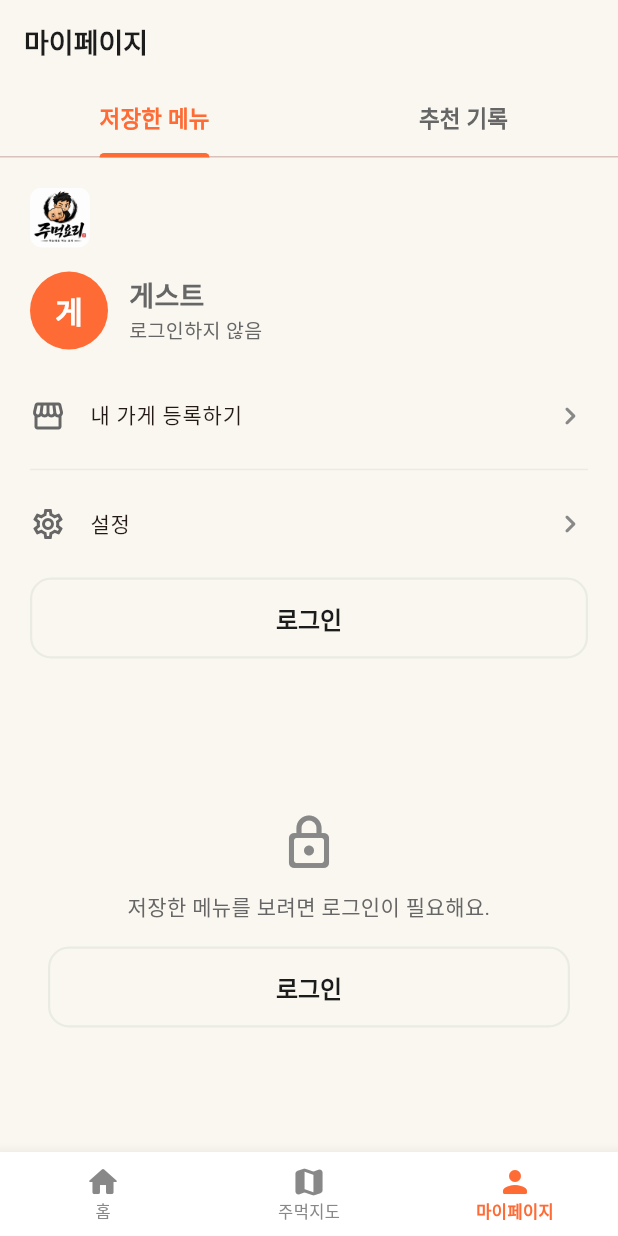
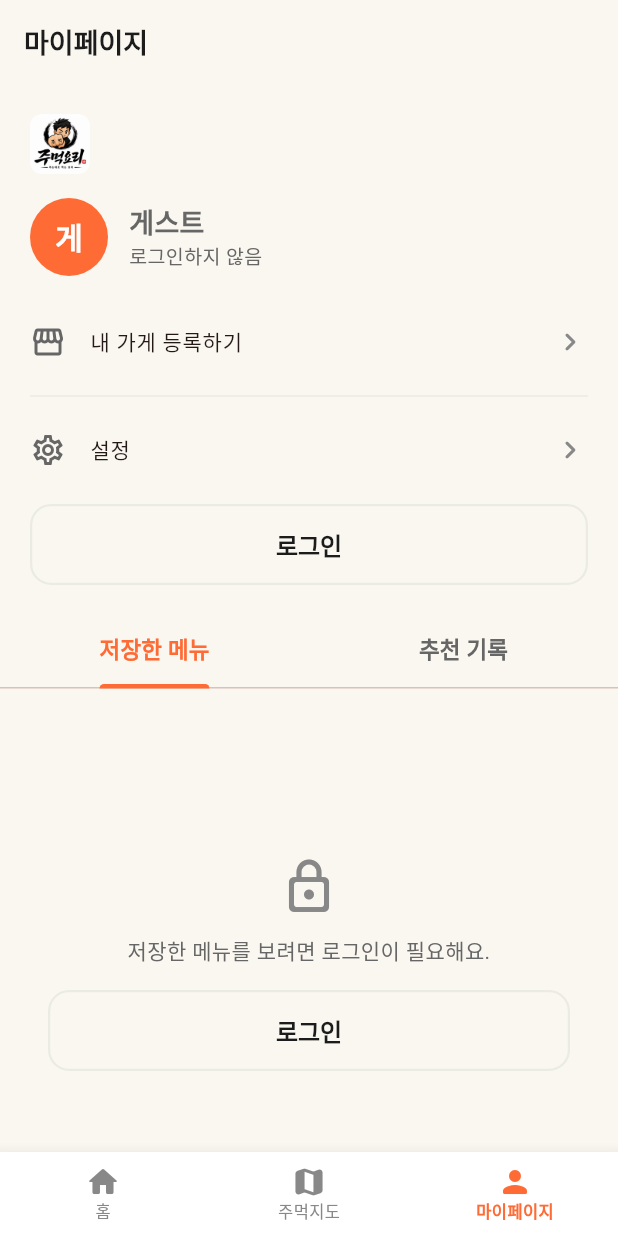
Before and after one commit to Areum-dev/jumeok-yori, a Flutter app: the screen it shows after launch, item 3 of the bottom bar chosen, on a phone screen of 412 x 824 dp. Run offline on Flutter 3.47's test engine with Material 3 defaults, Android fonts, the phone set to English and light mode, and no system bars; our stand-ins replace flutter_dotenv, geolocator, image_picker, share_plus, shared_preferences, supabase_flutter; missing offline and left inert: flutter_naver_map; accounts and stored records are empty.

Commit message:
Improve saved menu and recommendation history layout

```diff
--- a/jumeok_yori/lib/screens/my_page_screen.dart
+++ b/jumeok_yori/lib/screens/my_page_screen.dart
@@ -43,33 +43,32 @@ class _MyPageScreenState extends State<MyPageScreen> {
       length: 2,
       child: Scaffold(
         backgroundColor: AppColors.ivory,
-        appBar: AppBar(
-          title: const Text('마이페이지'),
-          bottom: const TabBar(
+        body: NestedScrollView(
+          headerSliverBuilder: (context, innerBoxIsScrolled) => [
+            const SliverAppBar(pinned: true, title: Text('마이페이지')),
+            SliverToBoxAdapter(child: _profileHeader(context, state)),
+            SliverPersistentHeader(
+              pinned: true,
+              delegate: _TabBarHeaderDelegate(
+                const TabBar(
                   labelColor: AppColors.orange,
                   unselectedLabelColor: AppColors.textGray,
                   indicatorColor: AppColors.orange,
                   indicatorWeight: 3,
-            labelStyle: TextStyle(fontSize: 15, fontWeight: FontWeight.w800),
+                  labelStyle: TextStyle(
+                    fontSize: 15,
+                    fontWeight: FontWeight.w800,
+                  ),
                   tabs: [
                     Tab(text: '저장한 메뉴'),
                     Tab(text: '추천 기록'),
                   ],
                 ),
               ),
-        body: SafeArea(
-          child: Column(
-            children: [
-              _profileHeader(context, state),
-              Expanded(
-                child: TabBarView(
-                  children: [
-                    _savedTab(context, state),
-                    _historyTab(context, state),
-                  ],
-                ),
             ),
           ],
+          body: TabBarView(
+            children: [_savedTab(context, state), _historyTab(context, state)],
           ),
         ),
       ),
@@ -82,12 +81,19 @@ class _MyPageScreenState extends State<MyPageScreen> {
       return _loginPrompt(context, '저장한 메뉴를 보려면 로그인이 필요해요.');
     }
     if (state.savedLoading && state.savedItems.isEmpty) {
-      return const Center(child: CircularProgressIndicator());
+      return _scrollableLoading();
+    }
+    if (state.savedLoadError != null && state.savedItems.isEmpty) {
+      return _loadError(
+        context,
+        state.savedLoadError!,
+        () => context.read<AppState>().loadSaved(),
+      );
     }
     return _entryList(
       context,
       items: state.savedItems,
-      emptyMsg: '저장한 메뉴가 없어요.',
+      emptyMsg: '아직 저장한 메뉴가 없어요.\n추천 결과에서 저장 버튼을 누르면 여기에 표시돼요.',
       onRefresh: () => context.read<AppState>().loadSaved(),
       onDelete: (r) => context.read<AppState>().deleteSavedItem(r),
       deletedSnackText: '저장을 취소했어요.',
@@ -100,7 +106,14 @@ class _MyPageScreenState extends State<MyPageScreen> {
       return _loginPrompt(context, '추천 기록을 보려면 로그인이 필요해요.');
     }
     if (state.historyLoading && state.persistentHistory.isEmpty) {
-      return const Center(child: CircularProgressIndicator());
+      return _scrollableLoading();
+    }
+    if (state.historyLoadError != null && state.persistentHistory.isEmpty) {
+      return _loadError(
+        context,
+        state.historyLoadError!,
+        () => context.read<AppState>().loadHistory(),
+      );
     }
     return Column(
       children: [
@@ -127,7 +140,7 @@ class _MyPageScreenState extends State<MyPageScreen> {
           child: _entryList(
             context,
             items: state.persistentHistory,
-            emptyMsg: '추천 기록이 없어요.',
+            emptyMsg: '아직 추천 기록이 없어요.\n메뉴를 추천받으면 여기에 기록돼요.',
             onRefresh: () => context.read<AppState>().loadHistory(),
             onDelete: (r) => context.read<AppState>().deleteHistoryEntry(r),
             deletedSnackText: '기록을 삭제했어요.',
@@ -167,11 +180,11 @@ class _MyPageScreenState extends State<MyPageScreen> {
     }
   }
 
-  Widget _loginPrompt(BuildContext context, String message) => Center(
-    child: Padding(
+  Widget _loginPrompt(BuildContext context, String message) => ListView(
     padding: const EdgeInsets.all(32),
-      child: Column(
-        mainAxisSize: MainAxisSize.min,
+    children: [
+      const SizedBox(height: 80),
+      Column(
         children: [
           const Icon(
             Icons.lock_outline_rounded,
@@ -191,7 +204,33 @@ class _MyPageScreenState extends State<MyPageScreen> {
           ),
         ],
       ),
+    ],
+  );
+
+  Widget _scrollableLoading() => ListView(
+    children: const [
+      SizedBox(height: 220, child: Center(child: CircularProgressIndicator())),
+    ],
+  );
+
+  Widget _loadError(
+    BuildContext context,
+    String message,
+    Future<void> Function() retry,
+  ) => ListView(
+    padding: const EdgeInsets.all(32),
+    children: [
+      const SizedBox(height: 60),
+      Column(
+        children: [
+          const Icon(Icons.error_outline_rounded, color: AppColors.midGray),
+          const SizedBox(height: 12),
+          Text(message, textAlign: TextAlign.center),
+          const SizedBox(height: 12),
+          OutlinedButton(onPressed: retry, child: const Text('다시 시도')),
+        ],
       ),
+    ],
   );
 
   Widget _entryList(
@@ -477,3 +516,25 @@ class _MyPageScreenState extends State<MyPageScreen> {
     ),
   );
 }
+
+class _TabBarHeaderDelegate extends SliverPersistentHeaderDelegate {
+  final TabBar tabBar;
+
+  const _TabBarHeaderDelegate(this.tabBar);
+
+  @override
+  double get minExtent => tabBar.preferredSize.height;
+
+  @override
+  double get maxExtent => tabBar.preferredSize.height;
+
+  @override
+  Widget build(
+    BuildContext context,
+    double shrinkOffset,
+    bool overlapsContent,
+  ) => Material(color: AppColors.ivory, child: tabBar);
+
+  @override
+  bool shouldRebuild(covariant _TabBarHeaderDelegate oldDelegate) => false;
+}
```
Also changed, not shown: jumeok_yori/lib/providers/app_state.dart (+46 -8 lines). Lines whose indentation alone changed are shown as unchanged.
